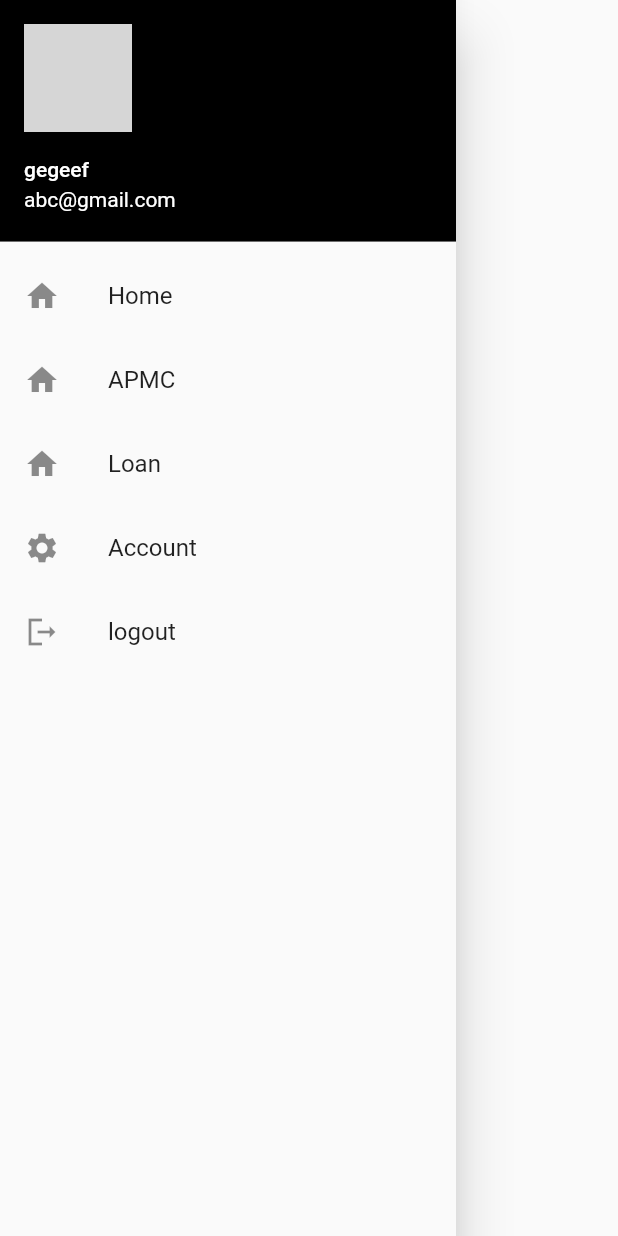
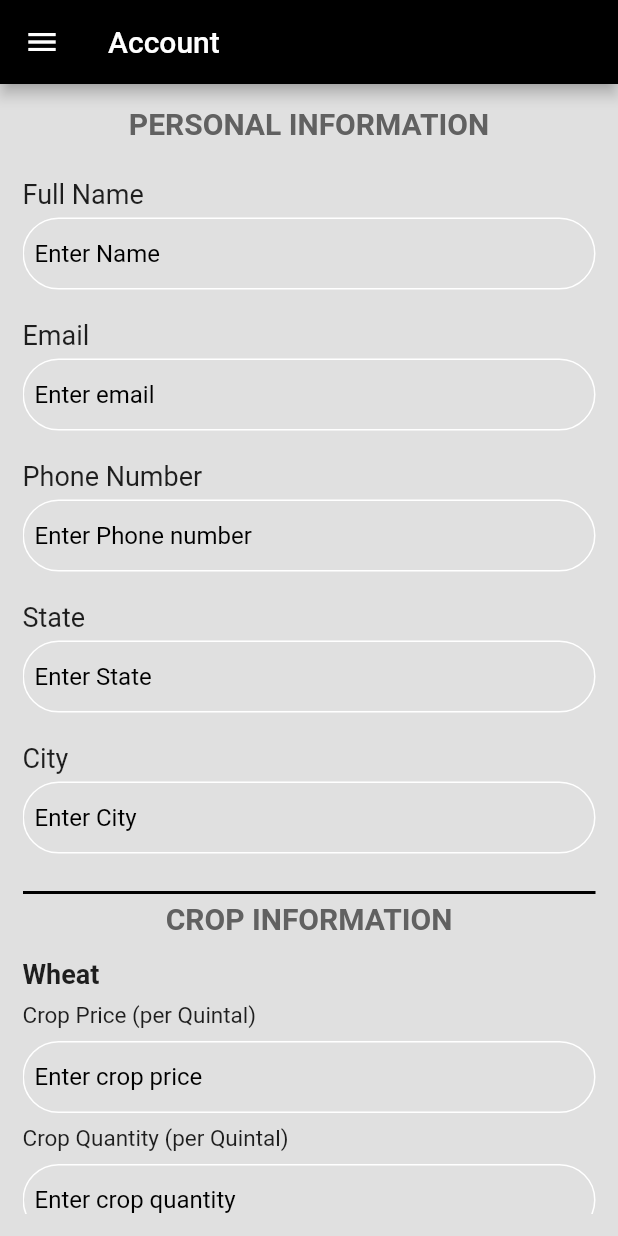
Before and after one commit to Anjali2502/FARMER_PORTAL, a Flutter app: the NavBar widget shown alone on an empty page, opened directly, after a tap on "Account", on a phone screen of 412 x 824 dp. Run offline on Flutter 3.47's test engine with Material 2 defaults, Android fonts, the light colour scheme and no system bars; our stand-ins replace cloud_firestore, community_material_icon, firebase_auth, firebase_core; missing offline and left inert: dart:ffi; accounts and stored records are empty; network calls fail; grey boxes are pictures that could not be loaded.

Commit message:
ACCOUNT PAGE ADDED

```diff
--- /dev/null
+++ b/lib/home/account.dart
@@ -0,0 +1,350 @@
+import 'dart:ffi';
+
+import 'package:flutter/cupertino.dart';
+import 'package:flutter/material.dart';
+
+import 'navBar.dart';
+
+class Account extends StatefulWidget {
+  const Account({Key? key}) : super(key: key);
+
+  @override
+  _AccountState createState() => _AccountState();
+}
+
+class _AccountState extends State<Account> {
+  @override
+  Widget build(BuildContext context) {
+    return Scaffold(
+      drawer: NavBar(),
+      appBar: AppBar(
+        // leading: IconButton(
+        //   icon: Icon(
+        //     Icons.arrow_back,
+        //     color: Colors.white,
+        //   ),
+        //   onPressed: () {
+        //     setState(() {
+        //       Navigator.pop(context);
+        //     });
+        //   },
+        // ),
+        title: Text('Account'),
+        backgroundColor: Colors.black,
+      ),
+      backgroundColor: Colors.grey[300],
+      body: Padding(
+        padding: const EdgeInsets.all(15.0),
+        child: GestureDetector(
+          onTap: () {
+            FocusScope.of(context).unfocus();
+          },
+          child: ListView(
+            children: <Widget>[
+              Center(
+                child: Text(
+                  'PERSONAL INFORMATION',
+                  style: TextStyle(
+                    fontSize: 20,
+                    fontWeight: FontWeight.bold,
+                    color: Colors.grey[700],
+                  ),
+                ),
+              ),
+              SizedBox(height: 25),
+              Text(
+                'Full Name',
+                style: TextStyle(
+                    fontSize: 18
+                ),
+              ),
+              SizedBox(height: 5),
+              BuildTextField(
+                  placeholder: 'Enter Name'),
+              SizedBox(height: 20),
+              Text(
+                'Email',
+                style: TextStyle(
+                    fontSize: 18
+                ),
+              ),
+              SizedBox(height: 5),
+              BuildTextField(
+                  placeholder: 'Enter email'),
+              SizedBox(height: 20),
+              Text(
+                'Phone Number',
+                style: TextStyle(
+                    fontSize: 18
+                ),
+              ),
+              SizedBox(height: 5),
+              BuildTextField(
+                  placeholder: 'Enter Phone number'),
+              SizedBox(height: 20),
+              Text(
+                'State',
+                style: TextStyle(
+                    fontSize: 18
+                ),
+              ),
+              SizedBox(height: 5),
+              BuildTextField(
+                  placeholder: 'Enter State'),
+              SizedBox(height: 20),
+              Text(
+                'City',
+                style: TextStyle(
+                    fontSize: 18
+                ),
+              ),
+              SizedBox(height: 5),
+              BuildTextField(
+                  placeholder: 'Enter City'),
+              SizedBox(height: 25),
+              Container(
+                height: 2,
+                decoration: BoxDecoration(
+                  color: Colors.black
+                ),
+              ),
+              SizedBox(height: 5),
+              Center(
+                child: Text(
+                  'CROP INFORMATION',
+                  style: TextStyle(
+                    fontSize: 20,
+                    fontWeight: FontWeight.bold,
+                    color: Colors.grey[700],
+                  ),
+                ),
+              ),
+              SizedBox(height: 15),
+              Text('Wheat',
+              style: TextStyle(
+                fontSize: 18,
+                fontWeight: FontWeight.bold,
+              ),
+              ),
+              SizedBox(height: 8),
+              Text(
+                'Crop Price (per Quintal)',
+                style: TextStyle(
+                  fontSize: 15,
+                ),
+              ),
+              SizedBox(height: 8),
+              BuildTextField(placeholder: 'Enter crop price'),
+              SizedBox(height: 8),
+              Text(
+                'Crop Quantity (per Quintal)',
+                style: TextStyle(
+                  fontSize: 15,
+                ),
+              ),
+              SizedBox(height: 8),
+              BuildTextField(placeholder: 'Enter crop quantity'),
+              SizedBox(height: 15),
+              Text('Rice',
+                style: TextStyle(
+                  fontSize: 18,
+                  fontWeight: FontWeight.bold,
+                ),
+              ),
+              SizedBox(height: 8),
+              Text(
+                'Crop Price (per Quintal)',
+                style: TextStyle(
+                  fontSize: 15,
+                ),
+              ),
+              SizedBox(height: 8),
+              BuildTextField(placeholder: 'Enter crop price'),
+              SizedBox(height: 8),
+              Text(
+                'Crop Quantity (per Quintal)',
+                style: TextStyle(
+                  fontSize: 15,
+                ),
+              ),
+              SizedBox(height: 8),
+              BuildTextField(placeholder: 'Enter crop quantity'),
+              SizedBox(height: 15),
+              Text('Maize',
+                style: TextStyle(
+                  fontSize: 18,
+                  fontWeight: FontWeight.bold,
+                ),
+              ),
+              SizedBox(height: 8),
+              Text(
+                'Crop Price (per Quintal)',
+                style: TextStyle(
+                  fontSize: 15,
+                ),
+              ),
+              SizedBox(height: 8),
+              BuildTextField(placeholder: 'Enter crop price'),
+              SizedBox(height: 8),
+              Text(
+                'Crop Quantity (per Quintal)',
+                style: TextStyle(
+                  fontSize: 15,
+                ),
+              ),
+              SizedBox(height: 8),
+              BuildTextField(placeholder: 'Enter crop quantity'),
+              SizedBox(height: 15),
+              Text('Millets',
+                style: TextStyle(
+                  fontSize: 18,
+                  fontWeight: FontWeight.bold,
+                ),
+              ),
+              SizedBox(height: 8),
+              Text(
+                'Crop Price (per Quintal)',
+                style: TextStyle(
+                  fontSize: 15,
+                ),
+              ),
+              SizedBox(height: 8),
+              BuildTextField(placeholder: 'Enter crop price'),
+              SizedBox(height: 8),
+              Text(
+                'Crop Quantity (per Quintal)',
+                style: TextStyle(
+                  fontSize: 15,
+                ),
+              ),
+              SizedBox(height: 8),
+              BuildTextField(placeholder: 'Enter crop quantity'),
+              SizedBox(height: 15),
+              Text('Jute',
+                style: TextStyle(
+                  fontSize: 18,
+                  fontWeight: FontWeight.bold,
+                ),
+              ),
+              SizedBox(height: 8),
+              Text(
+                'Crop Price (per Quintal)',
+                style: TextStyle(
+                  fontSize: 15,
+                ),
+              ),
+              SizedBox(height: 8),
+              BuildTextField(placeholder: 'Enter crop price'),
+              SizedBox(height: 8),
+              Text(
+                'Crop Quantity (per Quintal)',
+                style: TextStyle(
+                  fontSize: 15,
+                ),
+              ),
+              SizedBox(height: 8),
+              BuildTextField(placeholder: 'Enter crop quantity'),
+              SizedBox(height: 15),
+              Text('Cotton',
+                style: TextStyle(
+                  fontSize: 18,
+                  fontWeight: FontWeight.bold,
+                ),
+              ),
+              SizedBox(height: 8),
+              Text(
+                'Crop Price (per Quintal)',
+                style: TextStyle(
+                  fontSize: 15,
+                ),
+              ),
+              SizedBox(height: 8),
+              BuildTextField(placeholder: 'Enter crop price'),
+              SizedBox(height: 8),
+              Text(
+                'Crop Quantity (per Quintal)',
+                style: TextStyle(
+                  fontSize: 15,
+                ),
+              ),
+              SizedBox(height: 8),
+              BuildTextField(placeholder: 'Enter crop quantity'),
+            ],
+          ),
+        ),
+      ),
+    );
+  }
+// TextField buildTextField(String labelText, String placeholder) {
+//   return TextField(
+//     onChanged: (val) {
+//       setState(() {
+//
+//       });
+//     },
+//     decoration: InputDecoration(
+//         contentPadding: EdgeInsets.only(bottom: 6),
+//         labelText: labelText,
+//         labelStyle: TextStyle(
+//           fontSize: 16,
+//         ),
+//         floatingLabelBehavior: FloatingLabelBehavior.always,
+//         hintText: placeholder,
+//         hintStyle: TextStyle(
+//           fontSize: 16,
+//           color: Colors.black,
+//         ),
+//       // focusedBorder: OutlineInputBorder(
+//       //     borderSide: BorderSide(color:Colors.white),
+//       //     borderRadius:
+//       //     BorderRadius.all(Radius.circular(35.0))
+//       // ),
+//       // enabledBorder: OutlineInputBorder(
+//       //   borderSide: BorderSide(color:Colors.white),
+//       //   borderRadius:
+//       //   BorderRadius.all(Radius.circular(35.0)),
+//       // ),
+//     ),
+//   );
+// }
+}
+
+  class BuildTextField extends StatelessWidget {
+  const BuildTextField({Key? key, required this.placeholder}) : super(key: key);
+
+  final String placeholder;
+
+  @override
+  Widget build(BuildContext context) {
+    return TextField(
+          onChanged: (val) {
+            // setState(() {
+            //
+            // });
+          },
+          decoration: InputDecoration(
+            contentPadding: EdgeInsets.only(bottom: 6, left: 8),
+            // labelText: labelText,
+            // labelStyle: TextStyle(
+            //   fontSize: 16,
+            // ),
+            floatingLabelBehavior: FloatingLabelBehavior.always,
+            hintText: placeholder,
+            hintStyle: TextStyle(
+              fontSize: 16,
+              color: Colors.black,
+            ),
+            focusedBorder: OutlineInputBorder(
+                borderSide: BorderSide(color:Colors.white),
+                borderRadius:
+                BorderRadius.all(Radius.circular(35.0))
+            ),
+            enabledBorder: OutlineInputBorder(
+              borderSide: BorderSide(color:Colors.white),
+              borderRadius:
+              BorderRadius.all(Radius.circular(35.0)),
+            ),
+          ),
+    );
+  }
+}
--- a/lib/home/navBar.dart
+++ b/lib/home/navBar.dart
@@ -1,3 +1,4 @@
+import 'package:farmer_merchant/home/account.dart';
 import 'package:farmer_merchant/services/auth.dart';
 import 'package:flutter/material.dart';
 
@@ -47,7 +48,14 @@ class NavBar extends StatelessWidget {
           ListTile(
             leading: Icon(Icons.settings),
             title: Text('Account'),
-            onTap: () => null,
+            onTap: () {
+              Navigator.push(
+                context,
+                MaterialPageRoute(
+                    builder: (context) => Account(),
+                ),
+              );
+            },
           ),
           ListTile(
             leading: Icon(Icons.logout_sharp),
```
Also changed, not shown: lib/home/home.dart (+0 -20 lines).
